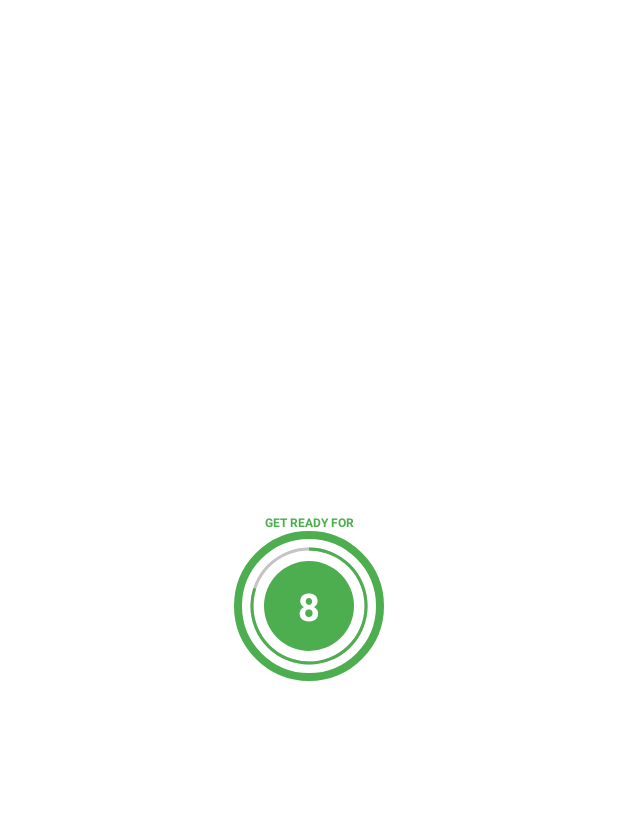
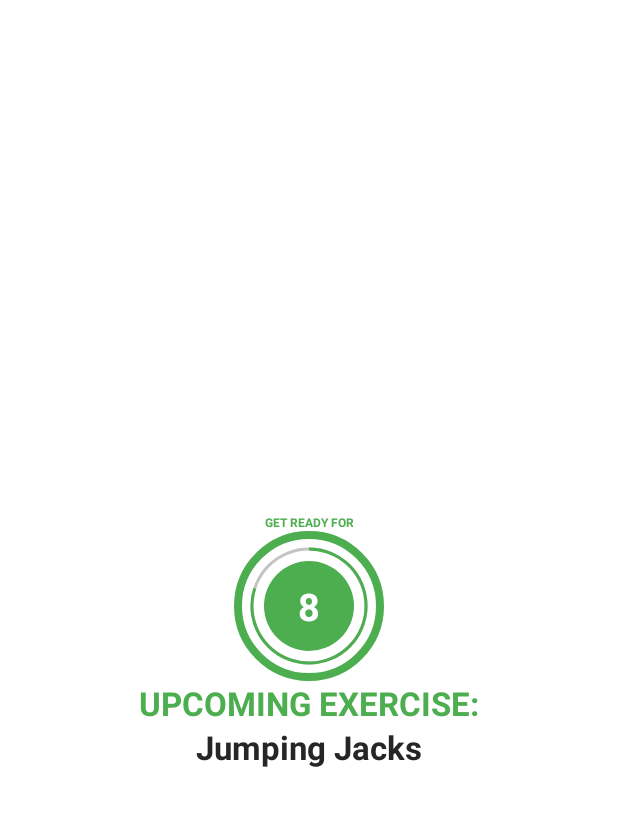
Before and after one commit to ThePeralta12/WorkOutApp, an Android app: the ExerciseActivity screen opened directly, with no data from a screen before it, on a phone screen of 412 x 824 dp, the part 62-888 px from its top. Run offline under Robolectric (Android 15) with nearby library versions, the light colour scheme and no system bars.

Commit message:
Added Upcoming Exercise text on the RestView

```diff
--- a/app/src/main/java/com/example/workoutapp/ExerciseActivity.kt
+++ b/app/src/main/java/com/example/workoutapp/ExerciseActivity.kt
@@ -47,11 +47,15 @@ class ExerciseActivity : AppCompatActivity() {
         binding?.tvExerciseName?.visibility = View.INVISIBLE
         binding?.flExerciseView?.visibility = View.INVISIBLE
         binding?.ivImage?.visibility = View.INVISIBLE
+        binding?.tvUpcomingLabel?.visibility = View.VISIBLE
+        binding?.tvUpcomingExercise?.visibility = View.VISIBLE
 
         if (restTimer != null) {
             restTimer?.cancel()
             restProgress = 0
         }
+
+        binding?.tvUpcomingExercise?.text = exerciseList!![currentExercisePosition + 1].getName()
 
         setRestProgressBar()
     }
@@ -62,6 +66,8 @@ class ExerciseActivity : AppCompatActivity() {
         binding?.tvExerciseName?.visibility = View.VISIBLE
         binding?.flExerciseView?.visibility = View.VISIBLE
         binding?.ivImage?.visibility = View.VISIBLE
+        binding?.tvUpcomingLabel?.visibility = View.INVISIBLE
+        binding?.tvUpcomingExercise?.visibility = View.INVISIBLE
 
 
         if (exerciseTimer != null) {
--- a/app/src/main/res/layout/activity_exercise.xml
+++ b/app/src/main/res/layout/activity_exercise.xml
@@ -65,13 +65,35 @@
                 android:textColor="@color/white"
                 android:textSize="25sp"
                 android:textStyle="bold"
-                tools:text="10"
+                tools:text="10" />
+        </LinearLayout>
+    </FrameLayout>
 
-                />
-        </LinearLayout>
+    <TextView
+        android:id="@+id/tvUpcomingLabel"
+        android:layout_width="wrap_content"
+        android:layout_height="wrap_content"
+        android:text="@string/upcoming_exercise"
+        android:textColor="@color/green"
+        android:textSize="22sp"
+        android:textStyle="bold"
+        app:layout_constraintBottom_toTopOf="@id/tvUpcomingExercise"
+        app:layout_constraintEnd_toEndOf="parent"
+        app:layout_constraintStart_toStartOf="parent"
+        app:layout_constraintTop_toBottomOf="@+id/flRestView"
+        tools:visibility="visible" />
 
-
-    </FrameLayout>
+    <TextView
+        android:id="@+id/tvUpcomingExercise"
+        android:layout_width="wrap_content"
+        android:layout_height="wrap_content"
+        android:textColor="@color/darkGray"
+        android:textSize="22sp"
+        android:textStyle="bold"
+        app:layout_constraintEnd_toEndOf="parent"
+        app:layout_constraintStart_toStartOf="parent"
+        app:layout_constraintTop_toBottomOf="@+id/tvUpcomingLabel"
+        tools:visibility="visible" />
 
     <ImageView
         android:id="@+id/ivImage"
@@ -87,7 +109,7 @@
         android:id="@+id/tvExerciseName"
         android:layout_width="wrap_content"
         android:layout_height="wrap_content"
-        android:text="ExerciseName"
+        android:text="@string/exerciseName"
         android:textColor="@color/green"
         android:textSize="22sp"
         android:textStyle="bold"
--- a/app/src/main/res/values/colors.xml
+++ b/app/src/main/res/values/colors.xml
@@ -14,6 +14,7 @@
     <color name="white">#FFFFFFFF</color>
 
     <color name="lightGray">#C4C4C4</color>
+    <color name="darkGray">#272626</color>
     <color name="titletextColor">#302E2E</color>
     <color name="toolbar_color_control_normal">#000000</color>
 
--- a/app/src/main/res/values/strings.xml
+++ b/app/src/main/res/values/strings.xml
@@ -2,4 +2,6 @@
     <string name="app_name">WorkoutApp</string>
     <string name="image">start image</string>
     <string name="start_button">START</string>
+    <string name="upcoming_exercise">UPCOMING EXERCISE: </string>
+    <string name="exerciseName">ExerciseName</string>
 </resources>
```
